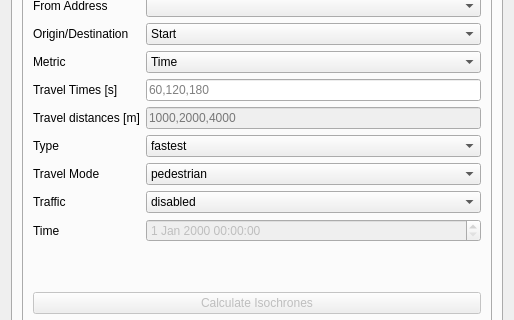
Above: hqgis_dialog_base.ui from riccardoklinger/Hqgis before the change; both pictures show x 0 to 514 and y 130 to 450 of the 514 by 551 pixel window. Below: the same form after it.
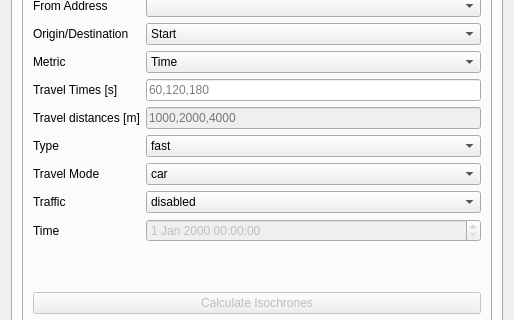
That is the form after the change. The open tabs and pages were chosen to show the change. Custom widgets are drawn as their Qt base class.

Commit message: fix for isochrones based on layer

```diff
--- a/hqgis_dialog_base.ui
+++ b/hqgis_dialog_base.ui
@@ -1905,11 +1905,6 @@
              </item>
              <item row="6" column="1">
               <widget class="QComboBox" name="TransportModeBatch">
-               <item>
-                <property name="text">
-                 <string>pedestrian</string>
-                </property>
-               </item>
                <item>
                 <property name="text">
                  <string>car</string>
@@ -1931,7 +1926,7 @@
               <widget class="QComboBox" name="TypeBatch">
                <item>
                 <property name="text">
-                 <string>fastest</string>
+                 <string>fast</string>
                 </property>
                </item>
                <item>
```
Left out of the diff: 37 changed lines with no effect on the pictures. The commit also changes 1 other file.
